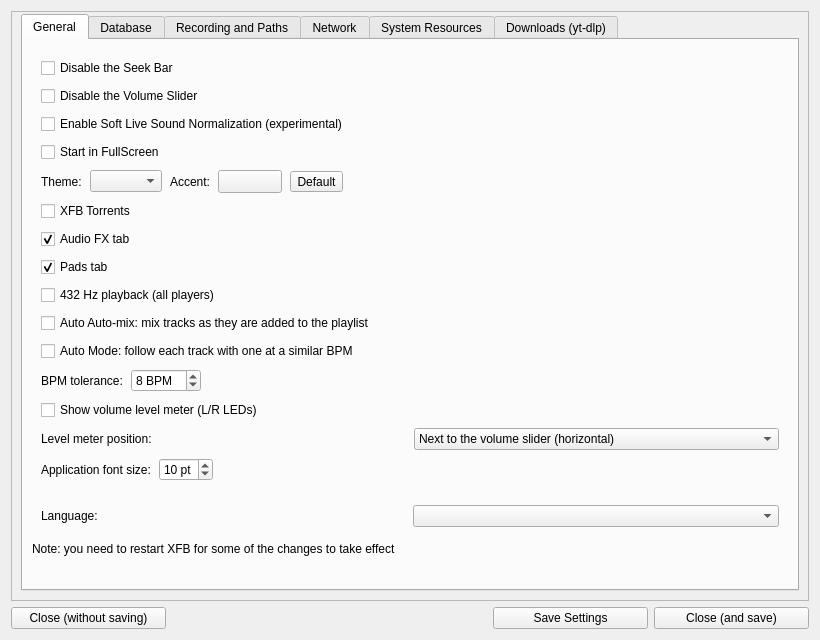
This is src/optionsdialog.ui in netpack/XFB as Qt 5 draws it before an edit. The edited form follows.
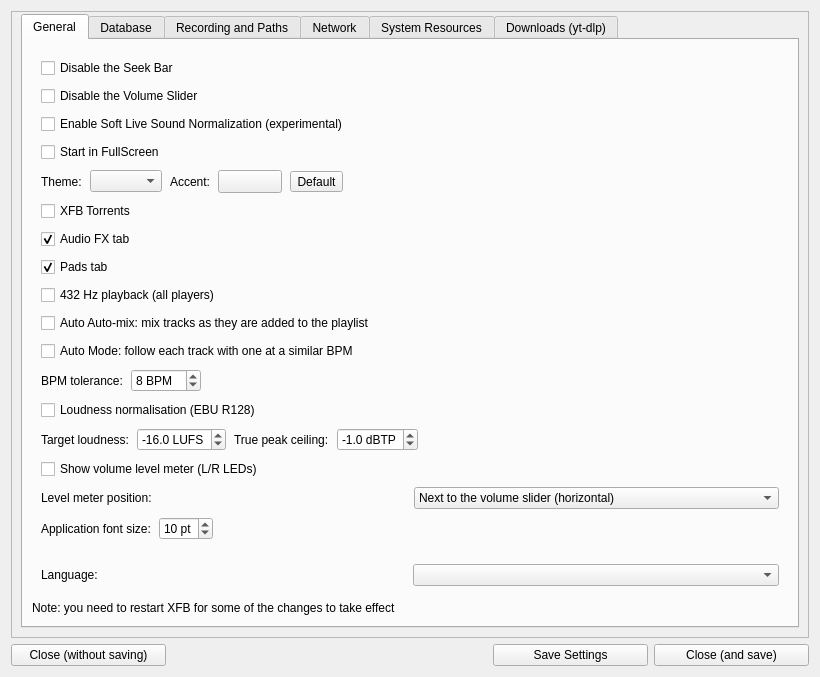
This is the edited form. Icons and pictures are not drawn.

Commit message: feat: measure loudness once, and stop riding the fader on air

The edit to the form file:
```diff
--- a/src/optionsdialog.ui
+++ b/src/optionsdialog.ui
@@ -268,6 +268,97 @@
                </item>
               </layout>
              </item>
+             <item>
+              <widget class="QCheckBox" name="checkBox_loudnessNormalize">
+               <property name="toolTip">
+                <string>&lt;html&gt;&lt;head/&gt;&lt;body&gt;&lt;p&gt;Play every track at the same programme loudness (EBU R128). Each file's loudness is measured once — Database → Measure the loudness (EBU R128) of the database — and playback applies the difference as a live gain. Files are never modified and never re-encoded. Tracks that have not been measured play untouched.&lt;/p&gt;&lt;/body&gt;&lt;/html&gt;</string>
+               </property>
+               <property name="text">
+                <string>Loudness normalisation (EBU R128)</string>
+               </property>
+              </widget>
+             </item>
+             <item>
+              <layout class="QHBoxLayout" name="layout_loudnessTarget">
+               <item>
+                <widget class="QLabel" name="label_loudnessTarget">
+                 <property name="text">
+                  <string>Target loudness:</string>
+                 </property>
+                </widget>
+               </item>
+               <item>
+                <widget class="QDoubleSpinBox" name="spin_loudnessTarget">
+                 <property name="toolTip">
+                  <string>&lt;html&gt;&lt;head/&gt;&lt;body&gt;&lt;p&gt;The programme loudness every track is brought to. -23 LUFS is the EBU R128 broadcast reference, -16 LUFS suits streaming and most radio automation, -9 LUFS is as loud as anything should ever be asked to go.&lt;/p&gt;&lt;/body&gt;&lt;/html&gt;</string>
+                 </property>
+                 <property name="suffix">
+                  <string> LUFS</string>
+                 </property>
+                 <property name="decimals">
+                  <number>1</number>
+                 </property>
+                 <property name="minimum">
+                  <double>-23.000000000000000</double>
+                 </property>
+                 <property name="maximum">
+                  <double>-9.000000000000000</double>
+                 </property>
+                 <property name="singleStep">
+                  <double>0.500000000000000</double>
+                 </property>
+                 <property name="value">
+                  <double>-16.000000000000000</double>
+                 </property>
+                </widget>
+               </item>
+               <item>
+                <widget class="QLabel" name="label_loudnessCeiling">
+                 <property name="text">
+                  <string>True peak ceiling:</string>
+                 </property>
+                </widget>
+               </item>
+               <item>
+                <widget class="QDoubleSpinBox" name="spin_loudnessCeiling">
+                 <property name="toolTip">
+                  <string>&lt;html&gt;&lt;head/&gt;&lt;body&gt;&lt;p&gt;The highest inter-sample peak playback may produce. A track's gain is reduced rather than let its true peak pass this, and a limiter on the master output holds the line for anything that slips through — a mis-measured track cannot clip the transmitter.&lt;/p&gt;&lt;/body&gt;&lt;/html&gt;</string>
+                 </property>
+                 <property name="suffix">
+                  <string> dBTP</string>
+                 </property>
+                 <property name="decimals">
+                  <number>1</number>
+                 </property>
+                 <property name="minimum">
+                  <double>-9.000000000000000</double>
+                 </property>
+                 <property name="maximum">
+                  <double>0.000000000000000</double>
+                 </property>
+                 <property name="singleStep">
+                  <double>0.500000000000000</double>
+                 </property>
+                 <property name="value">
+                  <double>-1.000000000000000</double>
+                 </property>
+                </widget>
+               </item>
+               <item>
+                <spacer name="hspacer_loudness">
+                 <property name="orientation">
+                  <enum>Qt::Horizontal</enum>
+                 </property>
+                 <property name="sizeHint" stdset="0">
+                  <size>
+                   <width>40</width>
+                   <height>20</height>
+                  </size>
+                 </property>
+                </spacer>
+               </item>
+              </layout>
+             </item>
              <item>
               <widget class="QCheckBox" name="checkBox_levelMeter">
                <property name="toolTip">
```
The commit also changes 12 other files.
